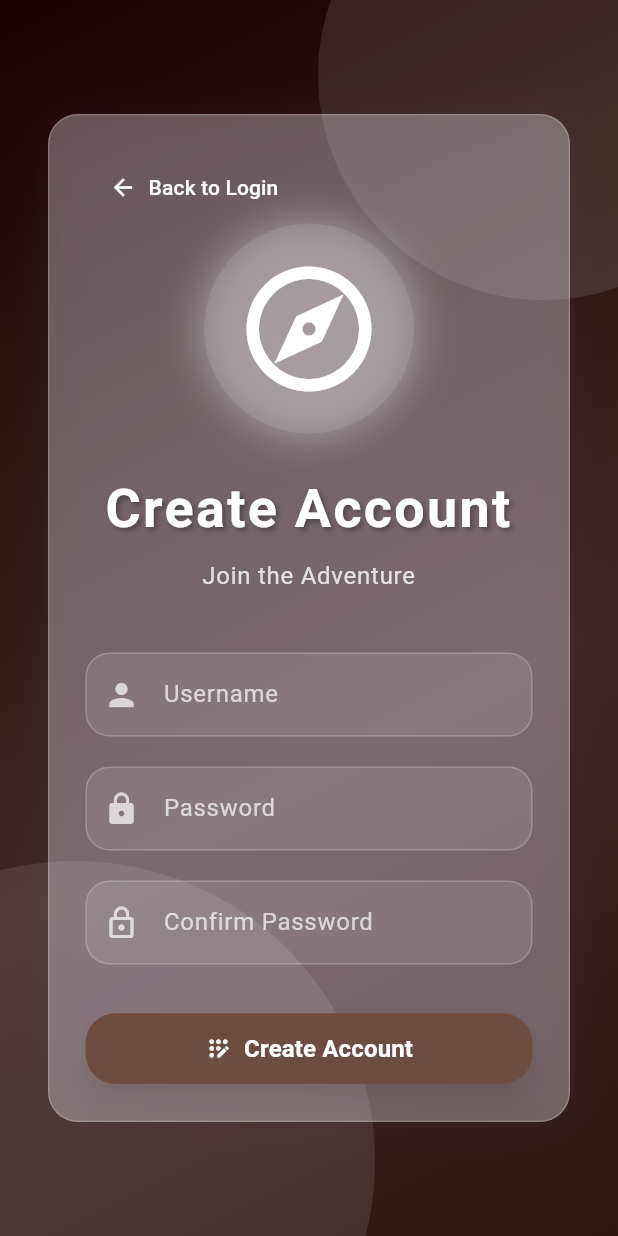
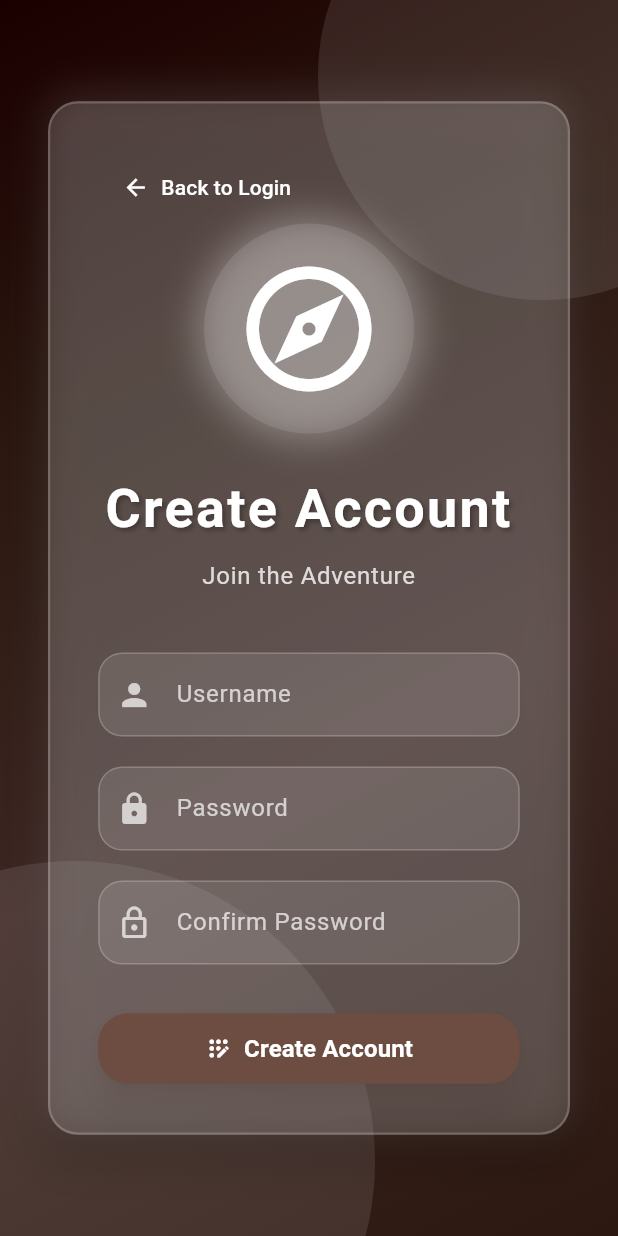
Before and after one commit to dbsmsen/wumpus-universe, a Flutter app: the RegisterScreen screen opened directly, on a phone screen of 412 x 824 dp. Run offline on Flutter 3.47's test engine with Material 3 defaults, Android fonts, the phone set to English and light mode, and no system bars; our stand-ins replace cloud_firestore, firebase_auth, firebase_core, font_awesome_flutter, google_sign_in; accounts and stored records are empty.

Commit message:
updated auth_shared_widget.dart

```diff
--- a/lib/widgets/auth_shared_widget.dart
+++ b/lib/widgets/auth_shared_widget.dart
@@ -8,20 +8,28 @@ class GlassmorphicCard extends StatelessWidget {
   Widget build(BuildContext context) {
     return Container(
       decoration: BoxDecoration(
-        color: Colors.white.withOpacity(0.3),
+        color: Colors.white.withOpacity(0.15),
         borderRadius: BorderRadius.circular(20),
         boxShadow: [
           BoxShadow(
-            color: Colors.deepPurple.withOpacity(0.1),
+            color: Colors.black.withOpacity(0.2),
+            blurRadius: 30,
+            spreadRadius: 5,
+            offset: const Offset(0, 10),
+          ),
+          BoxShadow(
+            color: Colors.white.withOpacity(0.1),
             blurRadius: 20,
             spreadRadius: 2,
+            offset: const Offset(0, -5),
           ),
         ],
         border: Border.all(
           color: Colors.white.withOpacity(0.2),
+          width: 1.5,
         ),
       ),
-      padding: const EdgeInsets.all(24),
+      padding: const EdgeInsets.all(32),
       child: child,
     );
   }
```
